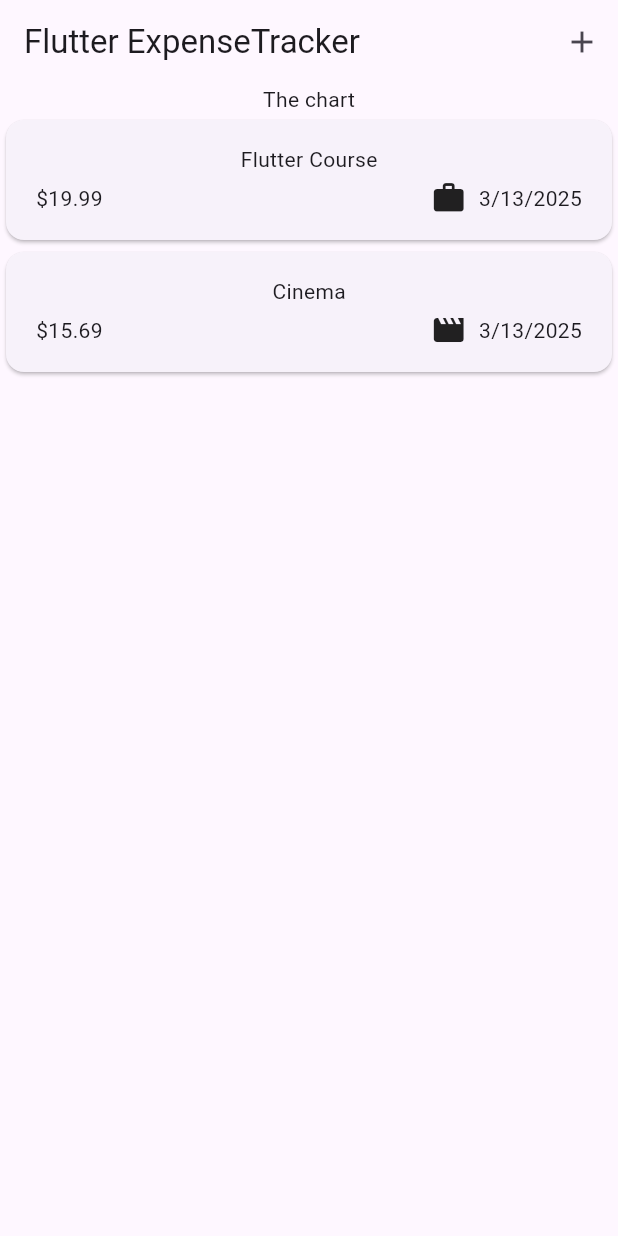
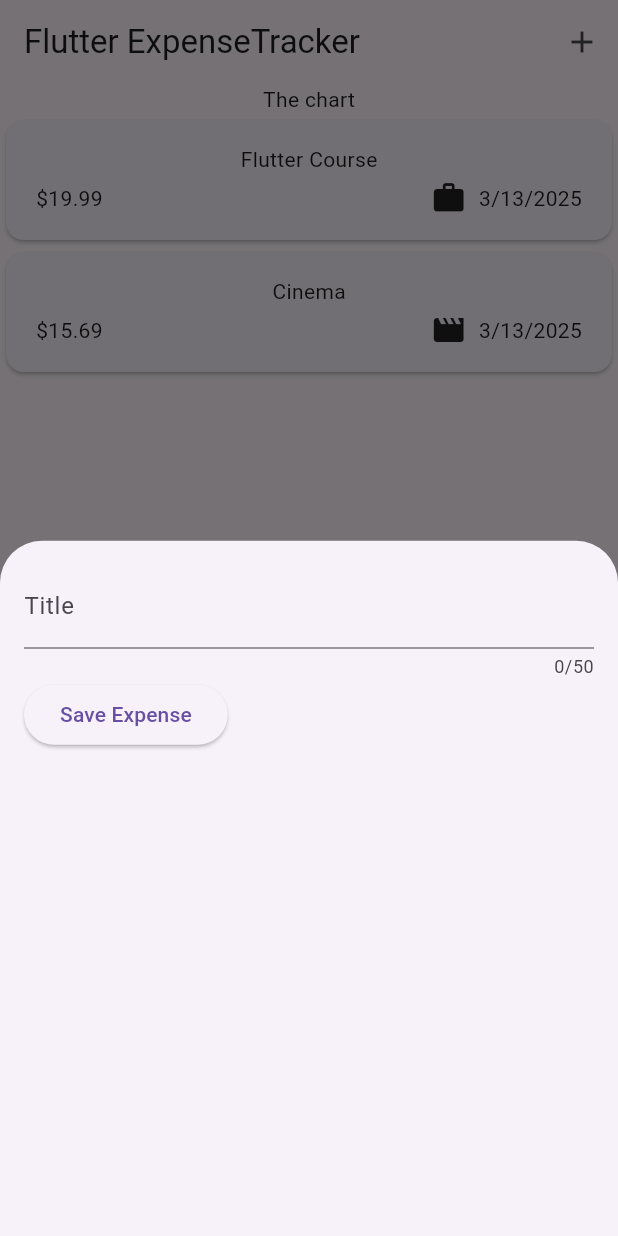
Before and after one commit to SI-KUNIHISA/expense_tracker, a Flutter app: the screen it shows after launch, after a tap on the "add" icon, on a phone screen of 412 x 824 dp. Run offline on Flutter 3.47's test engine with Material 3 defaults, Android fonts, the phone set to English and light mode, and no system bars.

```diff
--- a/lib/widgets/expenses.dart
+++ b/lib/widgets/expenses.dart
@@ -1,6 +1,7 @@
+import 'package:flutter/material.dart';
 import 'package:expense_tracker/widgets/expenses_list/expenses_list.dart';
 import 'package:expense_tracker/models/expense.dart';
-import 'package:flutter/material.dart';
+import 'package:expense_tracker/widgets/new_expense.dart';
 
 class Expenses extends StatefulWidget {
   const Expenses({super.key});
@@ -27,6 +28,13 @@ class _ExpensesState extends State<Expenses> {
     ),
   ];
 
+  void _openAddExpenseOverlay() {
+    showModalBottomSheet(
+      context: context,
+      builder: (ctx) => NewExpense(),
+    );
+  }
+
   @override
   Widget build(BuildContext context) {
     return Scaffold(
@@ -35,7 +43,7 @@ class _ExpensesState extends State<Expenses> {
         actions: [
           IconButton(
             icon: Icon(Icons.add),
-            onPressed: () {},
+            onPressed: _openAddExpenseOverlay,
           ),
         ],
       ),
--- /dev/null
+++ b/lib/widgets/new_expense.dart
@@ -0,0 +1,52 @@
+import 'package:flutter/material.dart';
+
+class NewExpense extends StatefulWidget {
+  const NewExpense({super.key});
+
+  @override
+  State<NewExpense> createState() => _NewExpenseState();
+}
+
+class _NewExpenseState extends State<NewExpense> {
+  final _titleController = TextEditingController();
+
+  @override
+  void dispose() {
+    _titleController.dispose();
+    super.dispose();
+  }
+  // var _enteredTitle = '';
+
+  // void _saveTitleInput(String inputValue) {
+  //   _enteredTitle = inputValue;
+  // }
+
+  @override
+  Widget build(BuildContext context) {
+    return Padding(
+      padding: EdgeInsets.all(16),
+      child: Column(
+        children: [
+          TextField(
+            // onChanged: _saveTitleInput,
+            controller: _titleController,
+            maxLength: 50,
+            decoration: InputDecoration(
+              label: Text('Title'),
+            ),
+          ),
+          Row(
+            children: [
+              ElevatedButton(
+                onPressed: () {
+                  print(_titleController.text);
+                },
+                child: Text('Save Expense'),
+              ),
+            ],
+          )
+        ],
+      ),
+    );
+  }
+}
```
